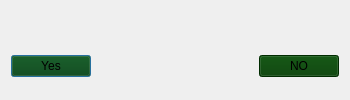
First picture: the form in tbsmesgdlg.ui, repository MauricePong/TBSNetDVBSetting, before the edit.
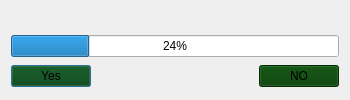
Second picture: the form after the edit.

What changed in the file:
```diff
--- a/tbsmesgdlg.ui
+++ b/tbsmesgdlg.ui
@@ -14,38 +14,6 @@
    <string/>
   </property>
   <layout class="QGridLayout" name="gridLayout">
-   <item row="1" column="0">
-    <widget class="QPushButton" name="btn_Left">
-     <property name="sizePolicy">
-      <sizepolicy hsizetype="Fixed" vsizetype="Fixed">
-       <horstretch>0</horstretch>
-       <verstretch>0</verstretch>
-      </sizepolicy>
-     </property>
-     <property name="styleSheet">
-      <string notr="true">background-color: rgb(0, 60, 0);</string>
-     </property>
-     <property name="text">
-      <string>Yes</string>
-     </property>
-    </widget>
-   </item>
-   <item row="1" column="2">
-    <widget class="QPushButton" name="btn_Right">
-     <property name="sizePolicy">
-      <sizepolicy hsizetype="Fixed" vsizetype="Fixed">
-       <horstretch>0</horstretch>
-       <verstretch>0</verstretch>
-      </sizepolicy>
-     </property>
-     <property name="styleSheet">
-      <string notr="true">background-color: rgb(0, 60, 0);</string>
-     </property>
-     <property name="text">
-      <string>NO</string>
-     </property>
-    </widget>
-   </item>
    <item row="0" column="0" colspan="3">
     <widget class="QLabel" name="lab_Msg">
      <property name="sizePolicy">
@@ -62,7 +30,23 @@
      </property>
     </widget>
    </item>
-   <item row="1" column="1">
+   <item row="2" column="0">
+    <widget class="QPushButton" name="btn_Left">
+     <property name="sizePolicy">
+      <sizepolicy hsizetype="Fixed" vsizetype="Fixed">
+       <horstretch>0</horstretch>
+       <verstretch>0</verstretch>
+      </sizepolicy>
+     </property>
+     <property name="styleSheet">
+      <string notr="true">background-color: rgb(0, 60, 0);</string>
+     </property>
+     <property name="text">
+      <string>Yes</string>
+     </property>
+    </widget>
+   </item>
+   <item row="2" column="1">
     <spacer name="hspc">
      <property name="orientation">
       <enum>Qt::Horizontal</enum>
@@ -78,6 +62,29 @@
      </property>
     </spacer>
    </item>
+   <item row="2" column="2">
+    <widget class="QPushButton" name="btn_Right">
+     <property name="sizePolicy">
+      <sizepolicy hsizetype="Fixed" vsizetype="Fixed">
+       <horstretch>0</horstretch>
+       <verstretch>0</verstretch>
+      </sizepolicy>
+     </property>
+     <property name="styleSheet">
+      <string notr="true">background-color: rgb(0, 60, 0);</string>
+     </property>
+     <property name="text">
+      <string>NO</string>
+     </property>
+    </widget>
+   </item>
+   <item row="1" column="0" colspan="3">
+    <widget class="QProgressBar" name="progressBar">
+     <property name="value">
+      <number>24</number>
+     </property>
+    </widget>
+   </item>
   </layout>
  </widget>
  <resources/>
```
